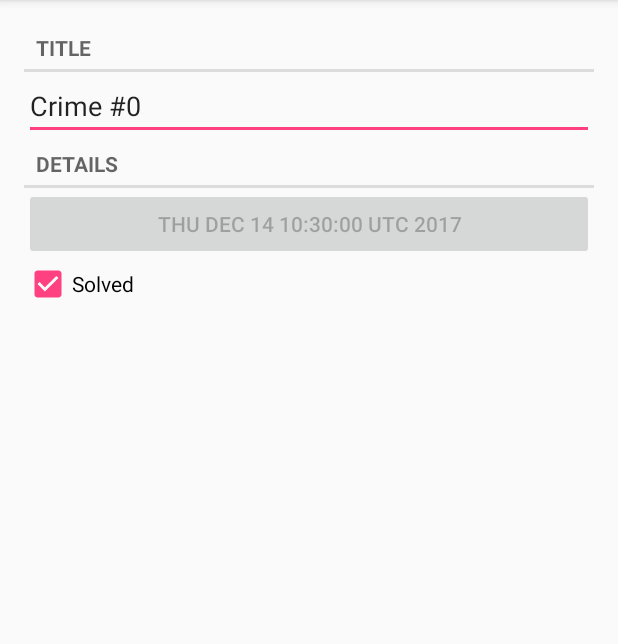
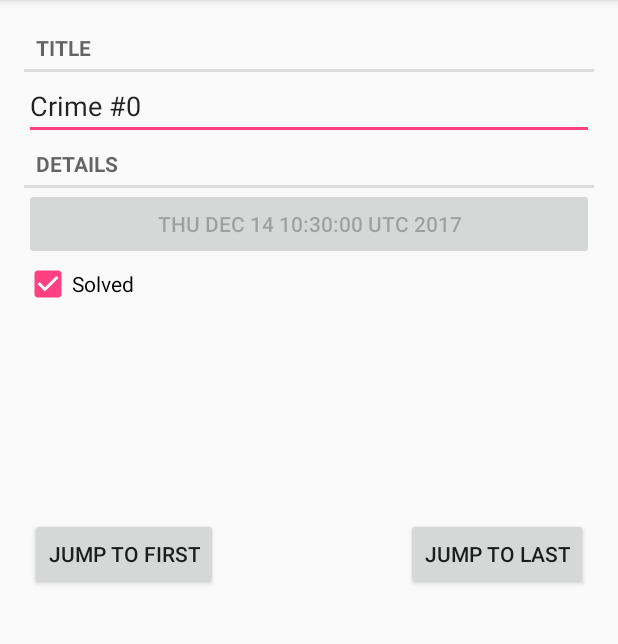
Before and after one commit to carrot-wen/demo, an Android app: the screen it shows after launch (CrimeActivity before the commit, CrimePagerActivity after it), after a tap on an icon or button, on a phone screen of 412 x 824 dp, the part 84-728 px from its top. Run offline under Robolectric (Android 15) with nearby library versions, the phone set to English and light mode, and no system bars.

Commit message:
第十一章

```diff
--- a/CriminalInten/app/src/main/AndroidManifest.xml
+++ b/CriminalInten/app/src/main/AndroidManifest.xml
@@ -16,9 +16,8 @@
                 <category android:name="android.intent.category.LAUNCHER" />
             </intent-filter>
         </activity>
-        <activity android:name=".CrimeActivity">
-
-        </activity>
+        <activity android:name=".CrimeActivity"></activity>
+        <activity android:name=".CrimePagerActivity"></activity>
     </application>
 
 </manifest>
--- a/CriminalInten/app/src/main/java/com/bignerdranch/android/criminalinten/CrimeFragment.java
+++ b/CriminalInten/app/src/main/java/com/bignerdranch/android/criminalinten/CrimeFragment.java
@@ -6,6 +6,7 @@ import android.os.Bundle;
 import android.support.v4.app.Fragment;
 import android.text.Editable;
 import android.text.TextWatcher;
+import android.util.Log;
 import android.view.LayoutInflater;
 import android.view.View;
 import android.view.ViewGroup;
@@ -25,11 +26,16 @@ public class CrimeFragment extends Fragment {
 
     private static final String ARG_CRIME_ID = "crime_id";
     public static final String CRIME_ID = "crime_id";
+    public static final String JUMP_TO_FIRST = "jump_to_first";
+    public static final String JUMP_TO_LAST = "jump_to_last";
     private Crime mCrime;
 
     private EditText mTitleField;
     private Button mDateButton;
     private CheckBox mSolvedCheckBox;
+    private Button mJumpFirstButton;
+    private Button mJumpLastButton;
+    private Intent intent = new Intent();
 
     public static CrimeFragment newInstance(UUID crimeId) {
         Bundle args = new Bundle();
@@ -44,7 +50,6 @@ public class CrimeFragment extends Fragment {
         super.onCreate(savedInstanceState);
         UUID crimeId = (UUID) getArguments().getSerializable(ARG_CRIME_ID);
         mCrime = CrimeLab.get(getActivity()).getCrime(crimeId);
-        Intent intent = new Intent();
         intent.putExtra(CRIME_ID,mCrime.getId());
         getActivity().setResult(Activity.RESULT_OK,intent);
     }
@@ -85,7 +90,24 @@ public class CrimeFragment extends Fragment {
                 mCrime.setSolved(isChecked);
             }
         });
-
+        mJumpFirstButton = v.findViewById(R.id.jump_to_first);
+        mJumpFirstButton.setOnClickListener(new View.OnClickListener() {
+            @Override
+            public void onClick(View v) {
+              intent.putExtra(JUMP_TO_FIRST,true);
+              getActivity().setResult(Activity.RESULT_OK,intent);
+              getActivity().onBackPressed();
+            }
+        });
+        mJumpLastButton = v.findViewById(R.id.jump_to_last);
+        mJumpLastButton.setOnClickListener(new View.OnClickListener() {
+            @Override
+            public void onClick(View v) {
+                intent.putExtra(JUMP_TO_LAST,true);
+                getActivity().setResult(Activity.RESULT_OK,intent);
+                getActivity().onBackPressed();
+            }
+        });
         return v;
     }
 }
--- /dev/null
+++ b/CriminalInten/app/src/main/java/com/bignerdranch/android/criminalinten/CrimePagerActivity.java
@@ -0,0 +1,62 @@
+package com.bignerdranch.android.criminalinten;
+
+import android.content.Context;
+import android.content.Intent;
+import android.support.v4.app.Fragment;
+import android.support.v4.app.FragmentManager;
+import android.support.v4.app.FragmentStatePagerAdapter;
+import android.support.v4.view.ViewPager;
+import android.support.v7.app.AppCompatActivity;
+import android.os.Bundle;
+import android.widget.Button;
+
+import java.util.List;
+import java.util.UUID;
+
+public class CrimePagerActivity extends AppCompatActivity {
+
+    private static final String EXTRA_CRIME_ID =
+            "com.bignerdranch.android.criminalintent.crime_id";
+
+    private ViewPager mViewPager;
+    private List<Crime> mCrimes;
+
+    public static Intent newIntent(Context packageContext, UUID crimeId) {
+        Intent intent = new Intent(packageContext, CrimePagerActivity.class);
+        intent.putExtra(EXTRA_CRIME_ID, crimeId);
+        return intent;
+    }
+
+    @Override
+    protected void onCreate(Bundle savedInstanceState) {
+        super.onCreate(savedInstanceState);
+        setContentView(R.layout.activity_crime_pager);
+
+
+        UUID crimeId = (UUID) getIntent()
+                .getSerializableExtra(EXTRA_CRIME_ID);
+
+        mViewPager = findViewById(R.id.crime_view_pager);
+        mCrimes = CrimeLab.get(this).getCrimes();
+        FragmentManager fragmentManager = getSupportFragmentManager();
+        mViewPager.setAdapter(new FragmentStatePagerAdapter(fragmentManager) {
+            @Override
+            public Fragment getItem(int position) {
+                Crime crime = mCrimes.get(position);
+                return CrimeFragment.newInstance(crime.getId());
+            }
+
+            @Override
+            public int getCount() {
+                return mCrimes.size();
+            }
+        });
+
+        for (int i = 0; i < mCrimes.size(); i++) {
+            if (mCrimes.get(i).getId().equals(crimeId)) {
+                mViewPager.setCurrentItem(i);
+                break;
+            }
+        }
+    }
+}
--- /dev/null
+++ b/CriminalInten/app/src/main/res/layout/activity_crime_pager.xml
@@ -0,0 +1,7 @@
+<?xml version="1.0" encoding="utf-8"?>
+<android.support.v4.view.ViewPager
+    xmlns:android="http://schemas.android.com/apk/res/android"
+    android:id="@+id/crime_view_pager"
+    android:layout_width="match_parent"
+    android:layout_height="match_parent">
+</android.support.v4.view.ViewPager>
--- a/CriminalInten/app/src/main/res/layout/fragment_crime.xml
+++ b/CriminalInten/app/src/main/res/layout/fragment_crime.xml
@@ -2,36 +2,67 @@
 <LinearLayout xmlns:android="http://schemas.android.com/apk/res/android"
     android:orientation="vertical"
     android:layout_width="match_parent"
-    android:layout_height="match_parent"
-    android:layout_margin="16dp">
+    android:layout_height="match_parent">
 
     <TextView
         style="?android:listSeparatorTextViewStyle"
         android:layout_width="match_parent"
         android:layout_height="wrap_content"
+        android:layout_marginTop="16dp"
+        android:layout_marginStart="16dp"
+        android:layout_marginEnd="16dp"
         android:text="@string/crime_title_label"/>
 
     <EditText
         android:id="@+id/crime_title"
         android:layout_width="match_parent"
         android:layout_height="wrap_content"
+        android:layout_marginStart="16dp"
+        android:layout_marginEnd="16dp"
         android:hint="@string/crime_title_hint"/>
 
     <TextView
         style="?android:listSeparatorTextViewStyle"
         android:layout_width="match_parent"
         android:layout_height="wrap_content"
+        android:layout_marginStart="16dp"
+        android:layout_marginEnd="16dp"
         android:text="@string/crime_details_label"/>
 
     <Button
         android:id="@+id/crime_date"
         android:layout_width="match_parent"
-        android:layout_height="wrap_content" />
+        android:layout_height="wrap_content"
+        android:layout_marginStart="16dp"
+        android:layout_marginEnd="16dp"/>
 
     <CheckBox
         android:id="@+id/crime_solved"
         android:layout_width="match_parent"
         android:layout_height="wrap_content"
+        android:layout_marginStart="16dp"
+        android:layout_marginEnd="16dp"
         android:text="@string/crime_solved_label"/>
 
+    <RelativeLayout
+        android:layout_width="match_parent"
+        android:layout_height="wrap_content"
+        android:layout_marginTop="140dp">
+
+        <Button
+            android:id="@+id/jump_to_first"
+            android:layout_width="wrap_content"
+            android:layout_height="wrap_content"
+            android:layout_marginStart="20dp"
+            android:text="@string/jump_to_first" />
+
+        <Button
+            android:id="@+id/jump_to_last"
+            android:layout_width="wrap_content"
+            android:layout_height="wrap_content"
+            android:layout_alignParentEnd="true"
+            android:layout_marginEnd="20dp"
+            android:text="@string/jump_to_last" />
+    </RelativeLayout>
+
 </LinearLayout>
--- a/CriminalInten/app/src/main/res/values/strings.xml
+++ b/CriminalInten/app/src/main/res/values/strings.xml
@@ -4,4 +4,6 @@
     <string name="crime_title_label">Title</string>
     <string name="crime_details_label">Details</string>
     <string name="crime_solved_label">Solved</string>
+    <string name="jump_to_first">Jump to First</string>
+    <string name="jump_to_last">Jump to Last</string>
 </resources>
```
Also changed, not shown: CriminalInten/app/src/main/java/com/bignerdranch/android/criminalinten/CrimeListFragment.java (+31 -2 lines).
